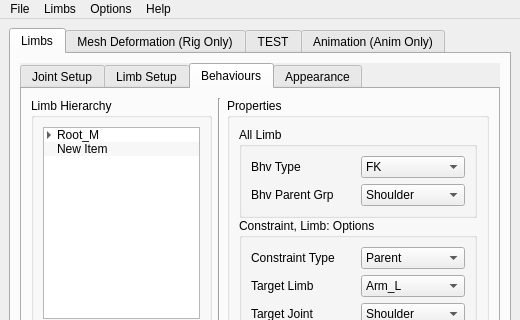
Above: _REF/Mockup_UI/PFRS_Main.ui from TPayneExperience/TrevorPaynes_RigAndAnimSuite before the change; both pictures show x 0 to 520 and y 0 to 320 of the 520 by 714 pixel window. Below: the same form after it.
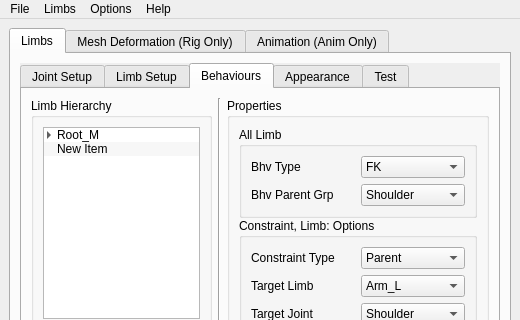
That is the form after the change. The open tabs and pages were chosen to show the change.

What changed in the file:
```diff
--- a/_REF/Mockup_UI/PFRS_Main.ui
+++ b/_REF/Mockup_UI/PFRS_Main.ui
@@ -1498,6 +1498,11 @@
                   </item>
                  </layout>
                 </widget>
+                <widget class="QWidget" name="tab_21">
+                 <attribute name="title">
+                  <string>Test</string>
+                 </attribute>
+                </widget>
                </widget>
               </item>
              </layout>
@@ -3751,11 +3756,6 @@
             </item>
            </layout>
           </widget>
-          <widget class="QWidget" name="tab_20">
-           <attribute name="title">
-            <string>TEST</string>
-           </attribute>
-          </widget>
           <widget class="QWidget" name="tab_3">
            <attribute name="title">
             <string>Animation (Anim Only)</string>
```
Left out of the diff: 7 changed lines with no effect on the pictures.
